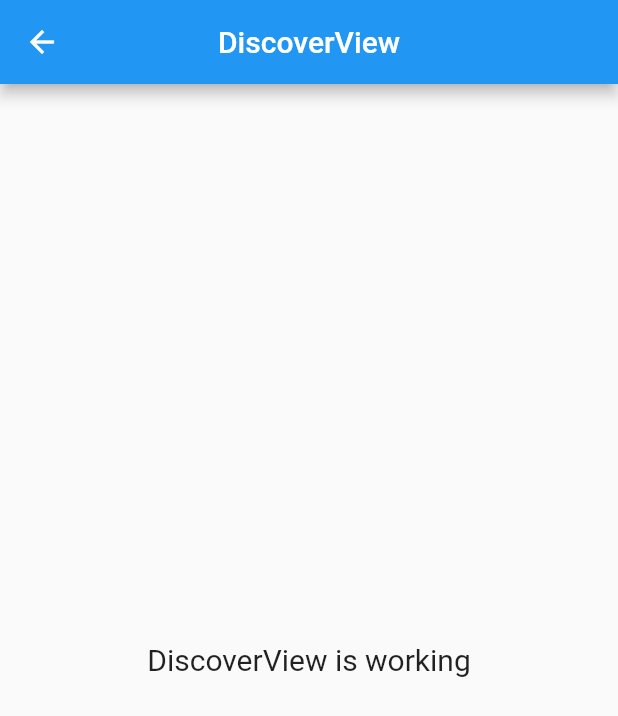
After one commit to Azzamubaidillah/Flutter-UI, a Flutter app: the DiscoverView screen opened by its route, on a phone screen of 412 x 824 dp. The commit adds this screen. Shown: the top 716 px of the screen. Run offline on Flutter 3.47's test engine with Material 2 defaults, Android fonts, the light colour scheme and no system bars; our stand-ins replace flutter_signin_button, flutter_svg, get, introduction_screen, line_icons.

Commit message:
discover page create

```diff
--- /dev/null
+++ b/nubook/lib/app/modules/discover/views/discover_view.dart
@@ -0,0 +1,23 @@
+import 'package:flutter/material.dart';
+
+import 'package:get/get.dart';
+
+import '../controllers/discover_controller.dart';
+
+class DiscoverView extends GetView<DiscoverController> {
+  @override
+  Widget build(BuildContext context) {
+    return Scaffold(
+      appBar: AppBar(
+        title: Text('DiscoverView'),
+        centerTitle: true,
+      ),
+      body: Center(
+        child: Text(
+          'DiscoverView is working',
+          style: TextStyle(fontSize: 20),
+        ),
+      ),
+    );
+  }
+}
--- a/nubook/lib/app/routes/app_pages.dart
+++ b/nubook/lib/app/routes/app_pages.dart
@@ -1,5 +1,7 @@
 import 'package:get/get.dart';
 
+import '../modules/discover/bindings/discover_binding.dart';
+import '../modules/discover/views/discover_view.dart';
 import '../modules/home/bindings/home_binding.dart';
 import '../modules/home/views/home_view.dart';
 import '../modules/onboarding/bindings/onboarding_binding.dart';
@@ -30,5 +32,10 @@
       page: () => OnboardingView(),
       binding: OnboardingBinding(),
     ),
+    GetPage(
+      name: _Paths.DISCOVER,
+      page: () => DiscoverView(),
+      binding: DiscoverBinding(),
+    ),
   ];
 }
--- a/nubook/lib/app/routes/app_routes.dart
+++ b/nubook/lib/app/routes/app_routes.dart
@@ -6,6 +6,7 @@
   static const HOME = _Paths.HOME;
   static const SPLASH_SCREEN = _Paths.SPLASH_SCREEN;
   static const ONBOARDING = _Paths.ONBOARDING;
+  static const DISCOVER = _Paths.DISCOVER;
 }
 
 abstract class _Paths {
@@ -13,4 +14,5 @@
   static const HOME = '/home';
   static const SPLASH_SCREEN = '/splash-screen';
   static const ONBOARDING = '/onboarding';
+  static const DISCOVER = '/discover';
 }
```
Also changed, not shown: nubook/lib/app/modules/discover/bindings/discover_binding.dart (added, +12 -0 lines), nubook/lib/app/modules/discover/controllers/discover_controller.dart (added, +20 -0 lines).
